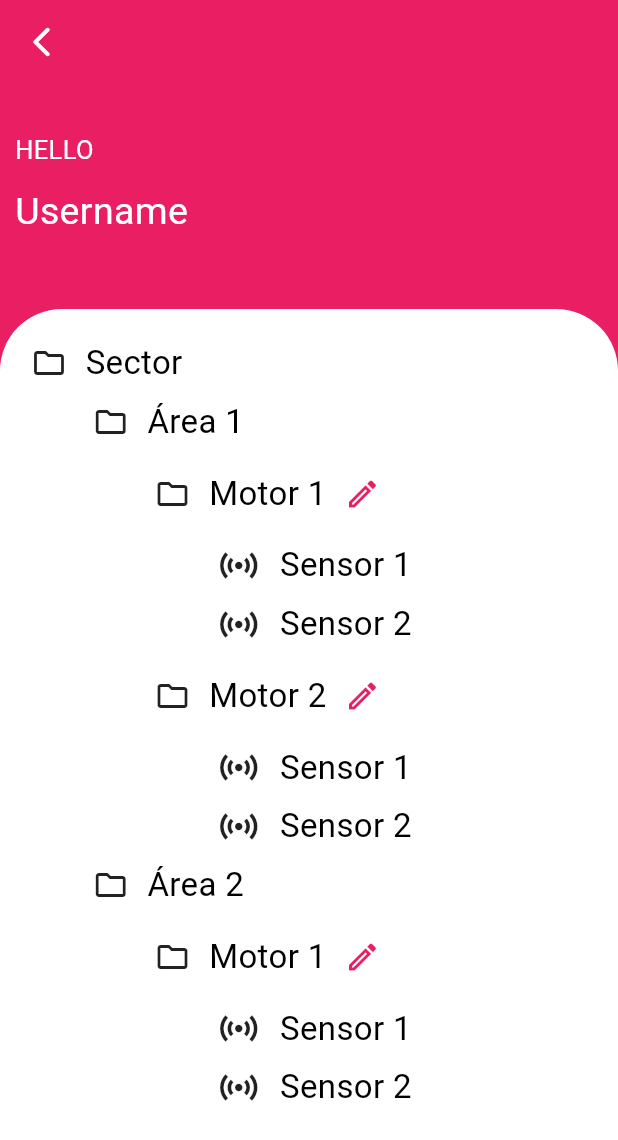
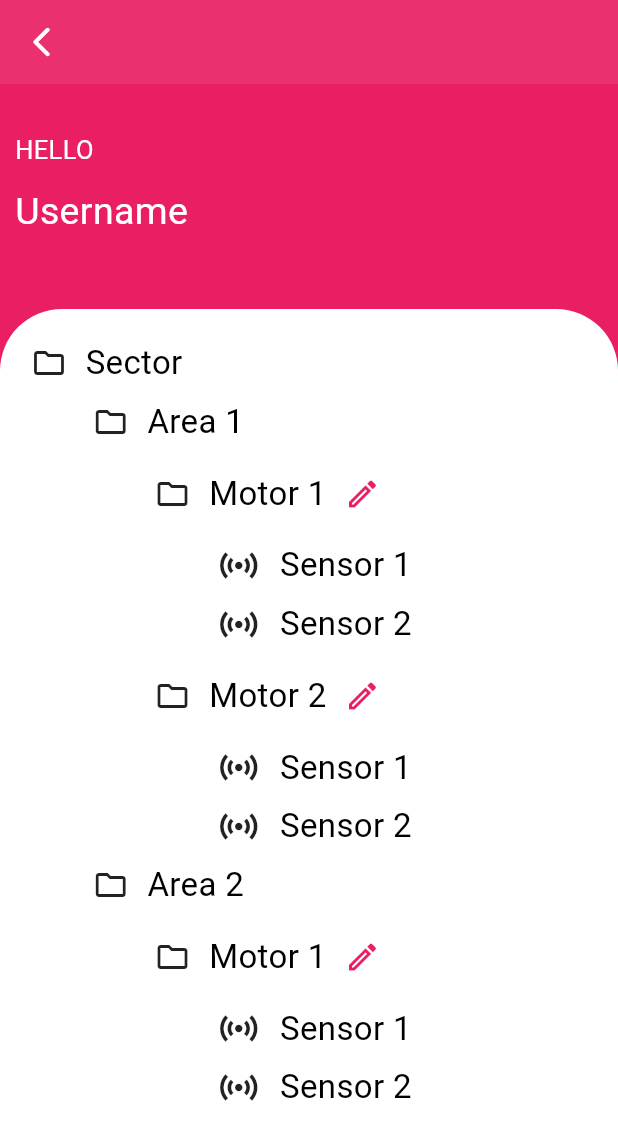
Before and after one commit to JotaDouglas/teste_mobile, a Flutter app: the screen it shows after launch, after a tap on "LOGIN", on a phone screen of 412 x 824 dp. Shown: the top 1140 px of the screen. Run offline on Flutter 3.47's test engine with Material 3 defaults, Android fonts, the phone set to English and light mode, and no system bars.

```diff
--- a/lib/controllers/folder.controller.dart
+++ b/lib/controllers/folder.controller.dart
@@ -4,17 +4,16 @@ import 'package:teste_mobile/models/folder.model.dart';
 class FolderController extends ChangeNotifier {
   List<archiveModel> pasta = [
     archiveModel(1, "Sector", []),
-    archiveModel(0, "Área 1", []),
+    archiveModel(0, "Area 1", []),
     archiveModel(2, "Motor 1", []),
     archiveModel(3, "Sensor 1", []),
     archiveModel(3, "Sensor 2", []),
     archiveModel(2, "Motor 2", []),
     archiveModel(3, "Sensor 1", []),
     archiveModel(3, "Sensor 2", []),
-    archiveModel(0, "Área 2", []),
+    archiveModel(0, "Area 2", []),
     archiveModel(2, "Motor 1", []),
     archiveModel(3, "Sensor 1", []),
     archiveModel(3, "Sensor 2", [])
   ];
-
 }
--- /dev/null
+++ b/lib/controllers/user.controller.dart
@@ -0,0 +1,6 @@
+import 'package:flutter/material.dart';
+import 'package:teste_mobile/models/user.model.dart';
+
+class UserController extends ChangeNotifier {
+  final user = userModel();
+}
--- a/lib/main.dart
+++ b/lib/main.dart
@@ -1,17 +1,19 @@
 import 'package:flutter/material.dart';
 import 'package:provider/provider.dart';
 import 'package:teste_mobile/controllers/folder.controller.dart';
+import 'package:teste_mobile/controllers/user.controller.dart';
 import 'package:teste_mobile/routes/routes.dart';
 import 'package:teste_mobile/views/auth.view.dart';
 import 'package:teste_mobile/views/home.view.dart';
 
 void main() {
-  runApp(
-    MultiProvider(providers: [
+  runApp(MultiProvider(
+    providers: [
       ChangeNotifierProvider(create: (context) => FolderController()),
-    ], child: const MyApp(),)
-
-  );
+      ChangeNotifierProvider(create: (context) => UserController()),
+    ],
+    child: const MyApp(),
+  ));
 }
 
 class MyApp extends StatelessWidget {
--- /dev/null
+++ b/lib/models/user.model.dart
@@ -0,0 +1,9 @@
+class userModel {
+  String userName;
+  String password;
+
+  userModel({
+    this.userName = "",
+    this.password = "",
+  });
+}
--- a/lib/views/auth.view.dart
+++ b/lib/views/auth.view.dart
@@ -1,6 +1,9 @@
 import 'package:flutter/material.dart';
-import 'package:teste_mobile/components/textDecoration.dart';
+import 'package:provider/provider.dart';
+import 'package:teste_mobile/components/textInputDecoration.dart';
+import 'package:teste_mobile/controllers/user.controller.dart';
 import 'package:teste_mobile/routes/routes.dart';
+import 'package:teste_mobile/widgets/title.widgets%20copy.dart';
 
 class AuthPage extends StatefulWidget {
   const AuthPage({super.key});
@@ -10,32 +13,36 @@ class AuthPage extends StatefulWidget {
 }
 
 class _AuthPageState extends State<AuthPage> {
+  final FocusNode _focusNode = FocusNode();
+  final FocusNode _focusNode2 = FocusNode();
+
   @override
   Widget build(BuildContext context) {
-    final _screen = MediaQuery.of(context).size;
-    final _radio = _screen.width * 0.3;
+    final screen = MediaQuery.of(context).size;
+    final radio = screen.width * 0.3;
+    var finalUser = Provider.of<UserController>(context, listen: false).user;
     return Scaffold(
       body: SingleChildScrollView(
         reverse: true,
-        child: Container(
-          height: _screen.height,
+        child: SizedBox(
+          height: screen.height,
           child: Column(
             mainAxisAlignment: MainAxisAlignment.end,
             children: [
               Icon(
                 Icons.person,
                 color: Theme.of(context).colorScheme.primary,
-                size: _screen.height * 0.1,
+                size: screen.height * 0.1,
               ),
               SizedBox(
-                height: _screen.height * 0.05,
+                height: screen.height * 0.05,
               ),
               Container(
-                height: _screen.height * 0.8,
+                height: screen.height * 0.8,
                 width: double.infinity,
                 decoration: BoxDecoration(
                   borderRadius: BorderRadius.only(
-                    topLeft: Radius.circular(_radio),
+                    topLeft: Radius.circular(radio),
                   ),
                   color: Colors.white,
                 ),
@@ -43,10 +50,11 @@ class _AuthPageState extends State<AuthPage> {
                   children: [
                     const Expanded(
                       flex: 1,
-                      child:  Center(
+                      child: Center(
                         child: Text(
                           "Welcome",
-                          style: TextStyle(fontSize: 40, fontWeight: FontWeight.bold),
+                          style: TextStyle(
+                              fontSize: 40, fontWeight: FontWeight.bold),
                         ),
                       ),
                     ),
@@ -56,49 +64,48 @@ class _AuthPageState extends State<AuthPage> {
                           child: Column(
                         crossAxisAlignment: CrossAxisAlignment.start,
                         children: [
-                          const Text(
-                            "User",
-                            style:
-                                TextStyle(fontSize: 20, fontWeight: FontWeight.bold),
-                          ),
+                          TitleWidgets.legend("User", screen),
                           SizedBox(
-                            width: _screen.width * 0.8,
+                            width: screen.width * 0.8,
                             child: TextFormField(
-                              style:
-                                  const TextStyle(color: Colors.black, fontSize: 20),
+                              onChanged: (value) => finalUser.userName = value,
+                              style: const TextStyle(
+                                  color: Colors.black, fontSize: 20),
                               keyboardType: TextInputType.emailAddress,
+                              focusNode: _focusNode,
                               decoration: decorationField(),
                             ),
                           ),
                           SizedBox(
-                            height: _screen.height * 0.02,
+                            height: screen.height * 0.02,
                           ),
-                          const Text(
-                            "Password",
-                            style:
-                                TextStyle(fontSize: 20, fontWeight: FontWeight.bold),
-                          ),
+                          TitleWidgets.legend("Password", screen),
                           SizedBox(
-                            width: _screen.width * 0.8,
+                            width: screen.width * 0.8,
                             child: TextFormField(
-                              style:
-                                  const TextStyle(color: Colors.black, fontSize: 20),
-                              keyboardType: TextInputType.emailAddress,
+                              obscureText: true,
+                              focusNode: _focusNode2,
+                              style: const TextStyle(
+                                  color: Colors.black, fontSize: 20),
+                              keyboardType: TextInputType.visiblePassword,
                               decoration: decorationField(),
                             ),
                           ),
                           SizedBox(
-                            height: _screen.height * 0.05,
+                            height: screen.height * 0.05,
                           ),
                           SizedBox(
-                            width: _screen.width * 0.8,
+                            width: screen.width * 0.8,
                             child: ElevatedButton(
-                              onPressed: ()  {
-                                 Navigator.pushNamed(context, AppRoutes.HOME_PAGE);
+                              onPressed: () async {
+                                _focusNode.unfocus();
+                                _focusNode2.unfocus();
+                                Navigator.pushNamed(
+                                    context, AppRoutes.HOME_PAGE);
                               },
                               child: const Padding(
-                                padding:  EdgeInsets.all(8.0),
-                                child:  Text("LOGIN",
+                                padding: EdgeInsets.all(8.0),
+                                child: Text("LOGIN",
                                     style: TextStyle(fontSize: 28)),
                               ),
                             ),
--- a/lib/views/home.view.dart
+++ b/lib/views/home.view.dart
@@ -1,6 +1,7 @@
 import 'package:flutter/material.dart';
 import 'package:provider/provider.dart';
 import 'package:teste_mobile/controllers/folder.controller.dart';
+import 'package:teste_mobile/controllers/user.controller.dart';
 import 'package:teste_mobile/widgets/folders.widgets.dart';
 
 class HomePage extends StatefulWidget {
@@ -15,62 +16,10 @@ class _HomePageState extends State<HomePage> {
     Navigator.of(context).pop();
   }
 
-  // void dialogs(Size screen) {
-  //   showModalBottomSheet(
-  //       context: context,
-  //       builder: (context) {
-  //         return Container(
-  //           decoration: BoxDecoration(
-  //             borderRadius: BorderRadius.only(
-  //                 topLeft: Radius.circular(25), topRight: Radius.circular(25)),
-  //             color: Colors.white,
-  //           ),
-  //           padding: EdgeInsets.all(16.0),
-  //           child: Column(
-  //             mainAxisSize: MainAxisSize.min,
-  //             crossAxisAlignment: CrossAxisAlignment.stretch,
-  //             children: <Widget>[
-  //               const Text(
-  //                 'Edit equipment name',
-  //                 style: TextStyle(
-  //                     fontSize: 25,
-  //                     fontWeight: FontWeight.bold,
-  //                     color: Colors.black),
-  //               ),
-  //               const SizedBox(height: 8),
-  //               const TextField(
-  //                 decoration: InputDecoration(
-  //                   prefixIcon: Icon(
-  //                     Icons.edit_outlined,
-  //                     color: Colors.pink,
-  //                   ),
-  //                   border: null,
-  //                 ),
-  //               ),
-  //               const SizedBox(height: 16),
-  //               ElevatedButton(
-  //                 onPressed: () {
-  //                   Navigator.of(context).pop();
-  //                 },
-  //                 child: const Text('Save', style: TextStyle(fontSize: 20),),
-  //               ),
-  //                SizedBox(height: 16),
-  //               ElevatedButton(
-  //                 style: ButtonStyle(backgroundColor: MaterialStatePropertyAll(Colors.white54)),
-  //                 onPressed: () {
-  //                   Navigator.of(context).pop();
-  //                 },
-  //                 child: const Text('Cancel', style: TextStyle(fontSize: 20, color: Colors.pink),),
-  //               ),
-  //             ],
-  //           ),
-  //         );
-  //       });
-  // }
-
   @override
   Widget build(BuildContext context) {
     var folder = Provider.of<FolderController>(context, listen: false);
+    var finalUser = Provider.of<UserController>(context).user;
     final screen = MediaQuery.of(context).size;
     final radio = screen.width * 0.1;
     return Scaffold(
@@ -83,7 +32,11 @@ class _HomePageState extends State<HomePage> {
           color: Colors.white,
         ),
       ),
-      body: Column(
+      body: SingleChildScrollView(
+        reverse: true,
+        child: SizedBox(
+          height: screen.height,
+          child: Column(
             mainAxisAlignment: MainAxisAlignment.end,
             children: [
               Padding(
@@ -91,17 +44,20 @@ class _HomePageState extends State<HomePage> {
                 child: SizedBox(
                   width: screen.width,
                   height: screen.height * 0.1,
-              child: const Column(
+                  child: Column(
                     crossAxisAlignment: CrossAxisAlignment.start,
                     mainAxisAlignment: MainAxisAlignment.spaceAround,
                     children: [
-                  Text(
+                      const Text(
                         "HELLO",
                         style: TextStyle(color: Colors.white, fontSize: 17),
                       ),
                       Text(
-                    "Username",
-                    style: TextStyle(color: Colors.white, fontSize: 25),
+                        finalUser.userName != ""
+                            ? finalUser.userName
+                            : "Username",
+                        style:
+                            const TextStyle(color: Colors.white, fontSize: 25),
                       ),
                     ],
                   ),
@@ -137,6 +93,8 @@ class _HomePageState extends State<HomePage> {
               )
             ],
           ),
+        ),
+      ),
     );
   }
 }
--- /dev/null
+++ b/lib/widgets/title.widgets copy.dart
@@ -0,0 +1,13 @@
+import 'package:flutter/material.dart';
+
+class TitleWidgets {
+  static legend(String titleName, Size screen) {
+    return Padding(
+      padding: EdgeInsets.only(left: screen.width * 0.05),
+      child: Text(
+        titleName,
+        style: const TextStyle(fontSize: 20, fontWeight: FontWeight.bold),
+      ),
+    );
+  }
+}
```
Also changed, not shown: lib/widgets/folders.widgets.dart (+68 -56 lines), lib/components/textInputDecoration.dart (renamed from lib/components/textDecoration.dart). Lines whose indentation alone changed are shown as unchanged.
